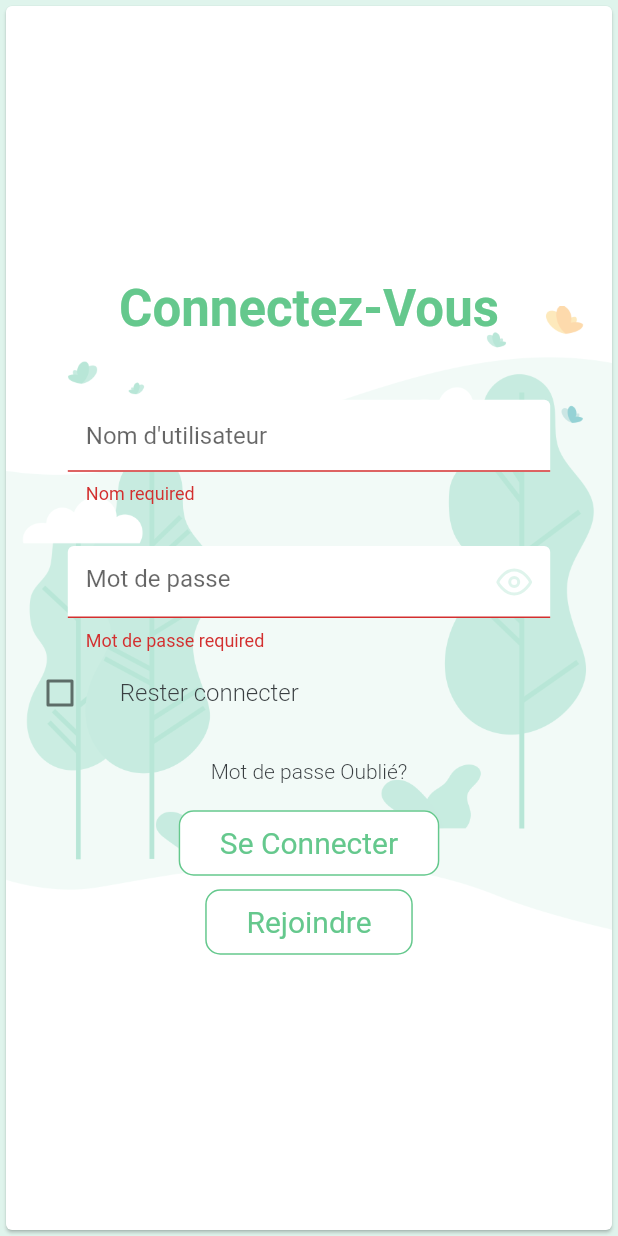
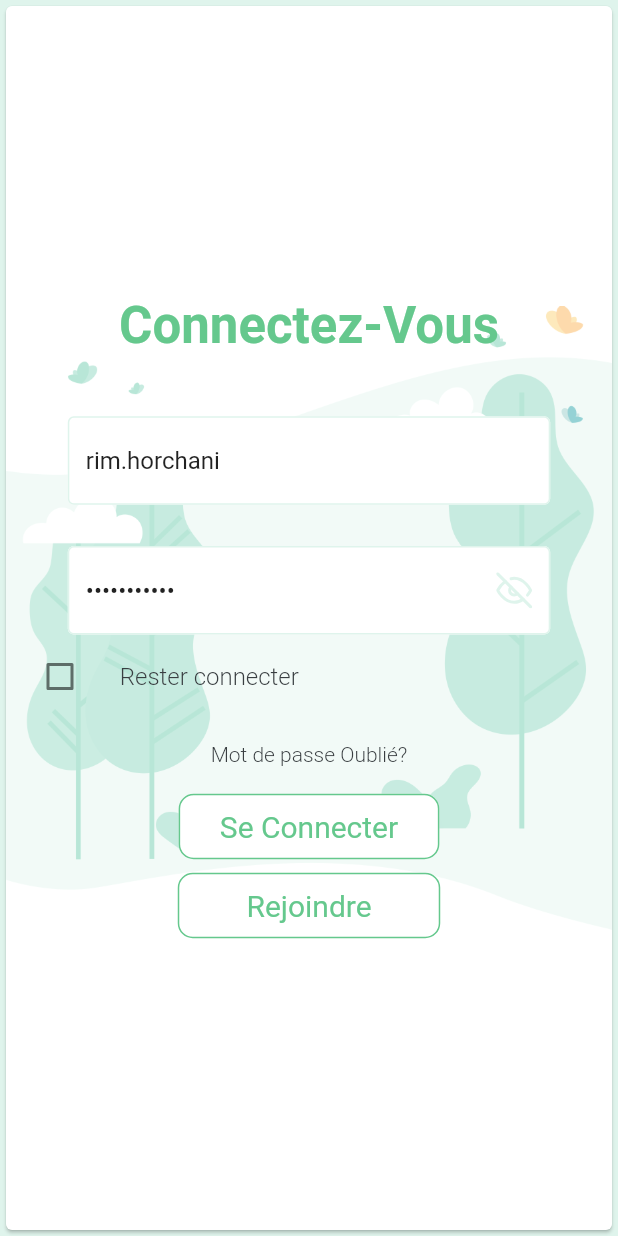
Before and after one commit to jimmy-khalifa/raskel-platform, a Flutter app: the screen it shows after launch, after a tap on "Passer", on a phone screen of 412 x 824 dp. Run offline on Flutter 3.47's test engine with Material 2 defaults, Android fonts, the light colour scheme and no system bars; our stand-ins replace animated_text_kit, badges, carousel_slider, flutter_feather_icons, form_field_validator, google_fonts and 2 more; missing offline and left inert: flutter_polyline_points; Roboto replaces fonts that are missing (Tajawal); project files that could hold a hidden picture were left out.

Commit message:
Change getstarted button and  modify signin view

```diff
--- a/flutter_mobile/lib/screen/_getstarted.dart
+++ b/flutter_mobile/lib/screen/_getstarted.dart
@@ -116,7 +116,22 @@ class CarouselSliderWidget extends State<GetStarted> {
                           ],
                         ),
                         Center(
-                            child: FloatingActionButton(
+                            child: OutlinedButton(
+                              style: OutlinedButton.styleFrom(
+                                  padding: EdgeInsets.symmetric(
+                                      vertical:
+                                          MediaQuery.of(context).size.height /
+                                              80,
+                                      horizontal:
+                                          MediaQuery.of(context).size.width /
+                                              15),
+                                  backgroundColor: Colors.white,
+                                  side: const BorderSide(
+                                      color: Color(0xFF65C88D)),
+                                  shape: const RoundedRectangleBorder(
+                                      borderRadius: BorderRadius.all(
+                                          Radius.circular(10))),
+                                ),
                                 onPressed: () {
                                   Navigator.push(
                                     context,
@@ -125,14 +140,13 @@ class CarouselSliderWidget extends State<GetStarted> {
                                   );
                                 },
                                 child: Text('Passer',
-                                    style: GoogleFonts.tajawal(
-                                        textStyle: const TextStyle(
-                                      color: Color(0xFFFFFFFF),
-                                      fontWeight: FontWeight.w300,
-                                    ))),
-                                backgroundColor: const Color(0x5565C88D),
-                                elevation: 0,
-                                shape: const CircleBorder())),
+                                   style: GoogleFonts.tajawal(
+                                      textStyle: const TextStyle(
+                                    color: Color(0xFF65C88D),
+                                    fontWeight: FontWeight.w400,
+                                    fontSize: 20.0,
+                                  )),),
+                        )),
                       ],
                     ),
                   ),
--- a/flutter_mobile/lib/screen/_signup.dart
+++ b/flutter_mobile/lib/screen/_signup.dart
@@ -18,16 +18,18 @@ class _SignUpState extends State<SignUp> {
   @override
   Widget build(BuildContext context) {
     return Scaffold(
-       resizeToAvoidBottomInset: false,
+       //resizeToAvoidBottomInset: false,
         //decoration: const BoxDecoration(color: Color(0xFFDFF4EC)),
-        body: Card(
+        body:
+        Card(
             child: Container(
                 constraints: const BoxConstraints.expand(),
                 decoration: const BoxDecoration(
                     image: DecorationImage(
                         image: AssetImage('assets/getstarted/back_login.png'),
                         fit: BoxFit.contain)),
-
+                       child: SingleChildScrollView(
+                        reverse: true,
                 child: Column(
                   mainAxisAlignment: MainAxisAlignment.center,
                   children: [
@@ -224,6 +226,6 @@ class _SignUpState extends State<SignUp> {
                       ),
                     ]),
                   ],
-                ))));
+    )))));
   }
 }
--- a/flutter_mobile/lib/screen/_singin.dart
+++ b/flutter_mobile/lib/screen/_singin.dart
@@ -26,6 +26,13 @@ class _SignInState extends State<SignIn> {
       print("Non validée !");
     }
   }
+    final TextEditingController name = TextEditingController();
+      final TextEditingController password = TextEditingController();
+
+
+
+
+  bool _isObscure = false;
 
   @override
   Widget build(BuildContext context) {
@@ -64,15 +71,15 @@ class _SignInState extends State<SignIn> {
                                 right: MediaQuery.of(context).size.width / 10),
                             child: Column(children: [
                               TextFormField(
-                               validator: RequiredValidator(errorText: 'Nom required'),
+                                initialValue: "rim.horchani",
+                                validator: RequiredValidator(
+                                    errorText: 'Nom required'),
                                 cursorColor: const Color(0xFFDFF4EC),
                                 decoration: const InputDecoration(
-
                                   focusedBorder: OutlineInputBorder(
                                     borderSide:
                                         BorderSide(color: Color(0xFF65C88D)),
                                   ),
-
                                   enabledBorder: OutlineInputBorder(
                                     borderSide:
                                         BorderSide(color: Color(0xFFDFF4EC)),
@@ -86,28 +93,44 @@ class _SignInState extends State<SignIn> {
                                 height: MediaQuery.of(context).size.height / 30,
                               ),
                               TextFormField(
+                                initialValue: "123456789**",
                                 validator: MultiValidator([
-    RequiredValidator(errorText: 'Mot de passe required'),
-    MinLengthValidator(8, errorText: 'Mot de passe doit contenir minimum 8 chiffres'),
-    PatternValidator(r'(?=.*?[#?!@$%^&*-])', errorText: 'Mot de passe doit contenir au moins un spécial caractère')
+                                  RequiredValidator(
+                                      errorText: 'Mot de passe required'),
+                                  MinLengthValidator(8,
+                                      errorText:
+                                          'Mot de passe doit contenir minimum 8 chiffres'),
+                                  PatternValidator(r'(?=.*?[#?!@$%^&*-])',
+                                      errorText:
+                                          'Mot de passe doit contenir au moins un spécial caractère')
                                 ]),
+                                cursorColor: const Color(0xFFDFF4EC),
+                                obscureText: !_isObscure,
+                                decoration: InputDecoration(
 
-                                cursorColor: const Color(0xFFDFF4EC),
-                                decoration: const InputDecoration(
-
-                                  suffixIcon: Icon(
-                                    FeatherIcons.eye,
-                                    color: Color(0xFFDFF4EC),
+                                  suffixIcon: IconButton(
+                                    icon: Icon(
+                                      _isObscure
+                                          ? FeatherIcons.eye
+                                          : FeatherIcons.eyeOff,
+                                      color: const Color(0xFFDFF4EC),
                                     ),
-                                  focusedBorder: OutlineInputBorder(
+                                    onPressed: () {
+                                      setState(() {
+                                        _isObscure = !_isObscure;
+                                      });
+                                    },
+                                  ),
+                                  focusedBorder: const OutlineInputBorder(
                                     borderSide:
                                         BorderSide(color: Color(0xFF65C88D)),
                                   ),
-                                  enabledBorder: OutlineInputBorder(
+                                  enabledBorder: const OutlineInputBorder(
                                     borderSide:
                                         BorderSide(color: Color(0xFFDFF4EC)),
                                   ),
                                   hintText: "Mot de passe",
+
                                   filled: true,
                                   fillColor: Colors.white,
                                 ),
@@ -157,15 +180,13 @@ class _SignInState extends State<SignIn> {
                                           Radius.circular(10))),
                                 ),
                                 onPressed: () {
-                                 if(formkey.currentState!.validate()) {
+                                  if (formkey.currentState!.validate()) {
                                     Navigator.push(
                                       context,
                                       MaterialPageRoute(
                                           builder: (context) => const Home()),
                                     );
-
                                   }
-
                                 },
                                 child: Text(
                                   "Se Connecter",
@@ -186,7 +207,7 @@ class _SignInState extends State<SignIn> {
                                               80,
                                       horizontal:
                                           MediaQuery.of(context).size.width /
-                                              15),
+                                              9),
                                   backgroundColor: Colors.white,
                                   side: const BorderSide(
                                       color: Color(0xFF65C88D)),
```
Lines whose indentation alone changed are shown as unchanged.
